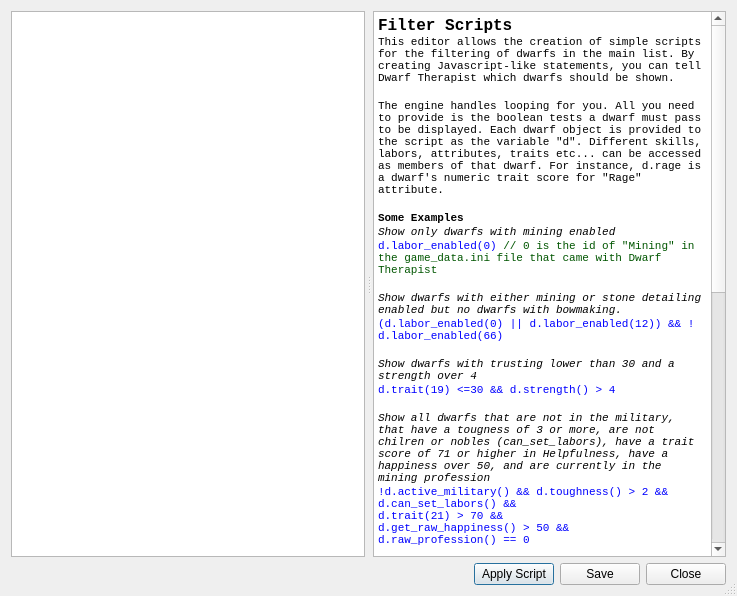
Dwarf-Therapist/Dwarf-Therapist, file ui/scriptdialog.ui: the form before one commit.
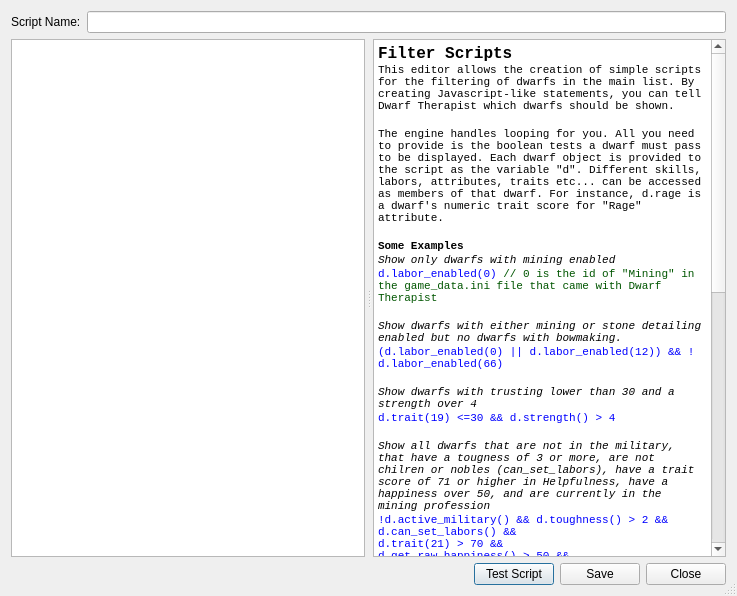
The form after the commit. Icons and pictures are not drawn.

What changed in the file:
```diff
--- a/ui/scriptdialog.ui
+++ b/ui/scriptdialog.ui
@@ -20,7 +20,21 @@
   <property name="sizeGripEnabled">
    <bool>true</bool>
   </property>
-  <layout class="QVBoxLayout" name="verticalLayout" stretch="100,0">
+  <layout class="QVBoxLayout" name="verticalLayout" stretch="0,100,0">
+   <item>
+    <layout class="QHBoxLayout" name="horizontalLayout_2">
+     <item>
+      <widget class="QLabel" name="lbl_script_name">
+       <property name="text">
+        <string>Script Name:</string>
+       </property>
+      </widget>
+     </item>
+     <item>
+      <widget class="QLineEdit" name="txt_script_name"/>
+     </item>
+    </layout>
+   </item>
    <item>
     <widget class="QSplitter" name="splitter">
      <property name="orientation">
@@ -134,7 +148,7 @@
      <item>
       <widget class="QPushButton" name="btn_apply">
        <property name="text">
-        <string>Apply Script</string>
+        <string>Test Script</string>
        </property>
       </widget>
      </item>
```
Left out of the diff: 13 changed lines with no effect on the pictures.
